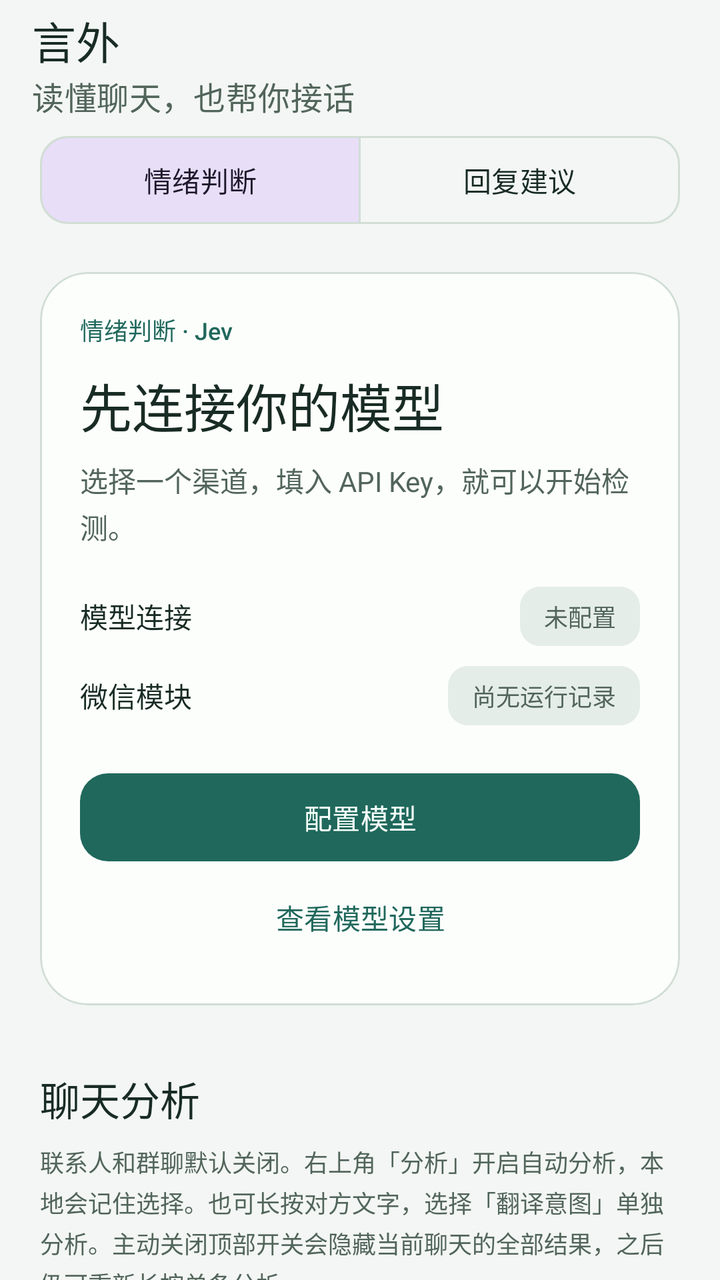
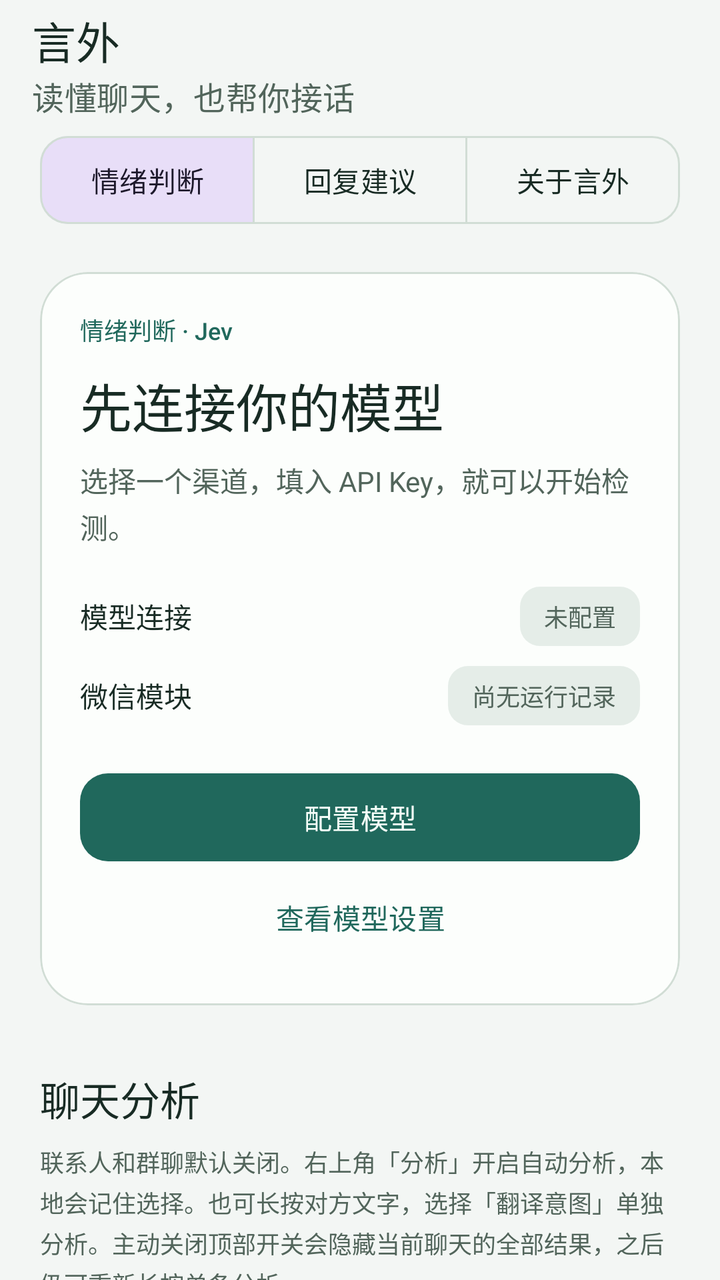

Before-and-after screenshots of an Android layout around one commit, followed by the original layout XML and the change that was made.
<!-- AndroidManifest.xml: application theme Theme.WeChatMood -->
<!-- res/layout/activity_main.xml -->
<?xml version="1.0" encoding="utf-8"?>
<LinearLayout xmlns:android="http://schemas.android.com/apk/res/android" xmlns:app="http://schemas.android.com/apk/res-auto"
    android:layout_width="match_parent" android:layout_height="match_parent"
    android:background="@color/page_background" android:orientation="vertical">
    <com.google.android.material.appbar.MaterialToolbar android:id="@+id/toolbar" android:layout_width="match_parent"
        android:layout_height="wrap_content" android:minHeight="?attr/actionBarSize"
        app:title="@string/app_name" app:subtitle="读懂聊天，也帮你接话" app:titleTextColor="@color/text_primary"
        app:subtitleTextColor="@color/text_secondary" android:background="@color/page_background" />
    <com.google.android.material.button.MaterialButtonToggleGroup android:id="@+id/modelTabs"
        android:layout_width="match_parent" android:layout_height="wrap_content"
        android:layout_marginStart="20dp" android:layout_marginEnd="20dp" android:layout_marginBottom="8dp"
        app:singleSelection="true" app:selectionRequired="true" app:checkedButton="@id/tabEmotion">
        <com.google.android.material.button.MaterialButton android:id="@+id/tabEmotion"
            style="@style/Yanwai.Button.Outline" android:layout_width="0dp" android:layout_weight="1"
            android:text="情绪判断" />
        <com.google.android.material.button.MaterialButton android:id="@+id/tabReply"
            style="@style/Yanwai.Button.Outline" android:layout_width="0dp" android:layout_weight="1"
            android:text="回复建议" />
    </com.google.android.material.button.MaterialButtonToggleGroup>
    <androidx.core.widget.NestedScrollView android:id="@+id/pageScroll"
        android:layout_width="match_parent" android:layout_height="0dp" android:layout_weight="1"
        android:fillViewport="true" android:clipToPadding="false">
        <LinearLayout android:layout_width="match_parent" android:layout_height="wrap_content"
            android:orientation="vertical" android:paddingStart="20dp" android:paddingEnd="20dp"
            android:paddingTop="12dp" android:paddingBottom="32dp">
            <LinearLayout android:id="@+id/emotionPanel" android:layout_width="match_parent"
                android:layout_height="wrap_content" android:orientation="vertical">
            <com.google.android.material.card.MaterialCardView android:id="@+id/overviewCard"
                android:layout_width="match_parent" android:layout_height="wrap_content"
                app:cardBackgroundColor="@color/panel_surface" app:cardCornerRadius="24dp"
                app:cardElevation="0dp" app:strokeWidth="1dp" app:strokeColor="@color/outline_subtle">
                <LinearLayout android:layout_width="match_parent" android:layout_height="wrap_content"
                    android:orientation="vertical" android:padding="20dp">
                    <TextView style="@style/Yanwai.Caption" android:text="情绪判断 · Jev"
                        android:textColor="@color/brand_primary" android:fontFamily="sans-serif-medium" />
                    <TextView android:id="@+id/textOverviewTitle" style="@style/Yanwai.Body"
                        android:layout_marginTop="10dp" android:textSize="26sp" android:fontFamily="sans-serif-medium"
                        android:textColor="@color/text_primary" android:accessibilityHeading="true"
                        android:accessibilityLiveRegion="polite" android:text="先连接你的模型" />
                    <TextView android:id="@+id/textOverviewDescription" style="@style/Yanwai.Body"
                        android:layout_marginTop="8dp" android:text="选择一个渠道，填入 API Key，就可以开始检测。" />
                    <LinearLayout android:layout_width="match_parent" android:layout_height="wrap_content"
                        android:orientation="horizontal" android:gravity="center_vertical" android:layout_marginTop="20dp">
                        <TextView style="@style/Yanwai.Body" android:layout_width="0dp" android:layout_weight="1"
                            android:text="模型连接" android:textColor="@color/text_primary" />
                        <TextView android:id="@+id/textModelBadge" style="@style/Yanwai.Badge" android:text="未配置" />
                    </LinearLayout>
                    <LinearLayout android:layout_width="match_parent" android:layout_height="wrap_content"
                        android:orientation="horizontal" android:gravity="center_vertical" android:layout_marginTop="10dp">
                        <TextView style="@style/Yanwai.Body" android:layout_width="0dp" android:layout_weight="1"
                            android:text="微信模块" android:textColor="@color/text_primary" />
                        <TextView android:id="@+id/textHostBadge" style="@style/Yanwai.Badge" android:text="尚无运行记录" />
                    </LinearLayout>
                    <com.google.android.material.button.MaterialButton android:id="@+id/buttonNextStep"
                        style="@style/Yanwai.Button" android:layout_marginTop="20dp" android:text="配置模型" />
                    <com.google.android.material.button.MaterialButton android:id="@+id/buttonJumpModel"
                        style="@style/Yanwai.Button.Text" android:text="查看模型设置" />
                </LinearLayout>
            </com.google.android.material.card.MaterialCardView>

            <TextView style="@style/Yanwai.Section" android:text="聊天分析" />
            <TextView style="@style/Yanwai.Caption"
                android:text="联系人和群聊默认关闭。右上角「分析」开启自动分析，本地会记住选择。也可长按对方文字，选择「翻译意图」单独分析。主动关闭顶部开关会隐藏当前聊天的全部结果，之后仍可重新长按单条分析。" />

            <TextView android:id="@+id/modelSection" style="@style/Yanwai.Section" android:text="模型连接" />
            <TextView android:id="@+id/textModelStatus" style="@style/Yanwai.Body" android:text="先选择渠道，再填写对应的 API Key。" />
            <TextView android:id="@+id/textDraftStatus" style="@style/Yanwai.Badge"
                android:layout_marginTop="12dp" android:visibility="gone" android:text="有未保存修改" />
            <com.google.android.material.textfield.TextInputLayout android:id="@+id/layoutProvider"
                style="@style/Widget.Material3.TextInputLayout.OutlinedBox.ExposedDropdownMenu"
                android:layout_width="match_parent" android:layout_height="wrap_content"
                android:layout_marginTop="16dp" android:hint="服务渠道">
                <com.google.android.material.textfield.MaterialAutoCompleteTextView android:id="@+id/inputProvider"
                    android:layout_width="match_parent" android:layout_height="wrap_content"
                    android:minHeight="56dp" android:inputType="none" android:saveEnabled="false" />
            </com.google.android.material.textfield.TextInputLayout>
            <TextView android:id="@+id/textProviderSummary" style="@style/Yanwai.Caption"
                android:layout_marginTop="8dp" android:text="预设渠道已匹配地址与模型，只需填写 Key。" />
            <com.google.android.material.textfield.TextInputLayout android:id="@+id/layoutApiBase"
                style="@style/Widget.Material3.TextInputLayout.OutlinedBox"
                android:layout_width="match_parent" android:layout_height="wrap_content"
                android:layout_marginTop="12dp" android:hint="API 地址" android:visibility="gone">
                <com.google.android.material.textfield.TextInputEditText android:id="@+id/inputApiBase"
                    android:layout_width="match_parent" android:layout_height="wrap_content"
                    android:minHeight="56dp" android:inputType="textUri" android:maxLines="3"
                    android:importantForAutofill="no" android:saveEnabled="false" />
            </com.google.android.material.textfield.TextInputLayout>
            <com.google.android.material.textfield.TextInputLayout android:id="@+id/layoutApiModel"
                style="@style/Widget.Material3.TextInputLayout.OutlinedBox"
                android:layout_width="match_parent" android:layout_height="wrap_content"
                android:layout_marginTop="12dp" android:hint="模型名" android:visibility="gone"
                app:helperText="按服务商文档填写，留空使用 jev-1.13.0。">
                <com.google.android.material.textfield.TextInputEditText android:id="@+id/inputApiModel"
                    android:layout_width="match_parent" android:layout_height="wrap_content"
                    android:minHeight="56dp" android:inputType="textVisiblePassword" android:singleLine="true"
                    android:importantForAutofill="no" android:saveEnabled="false" />
            </com.google.android.material.textfield.TextInputLayout>
            <com.google.android.material.textfield.TextInputLayout android:id="@+id/layoutApiKey"
                style="@style/Widget.Material3.TextInputLayout.OutlinedBox"
                android:layout_width="match_parent" android:layout_height="wrap_content"
                android:layout_marginTop="12dp" android:hint="API Key" app:endIconMode="password_toggle"
                app:helperText="使用当前渠道申请的 Key，仅保存在本机。">
                <com.google.android.material.textfield.TextInputEditText android:id="@+id/inputApiKey"
                    android:layout_width="match_parent" android:layout_height="wrap_content"
                    android:minHeight="56dp" android:inputType="textPassword" android:singleLine="true"
                    android:importantForAutofill="no" android:saveEnabled="false" />
            </com.google.android.material.textfield.TextInputLayout>
            <com.google.android.material.button.MaterialButton android:id="@+id/buttonProviderHelp"
                style="@style/Yanwai.Button.Text" android:text="没有 Key？查看获取方法" />
            <LinearLayout android:id="@+id/providerHelpPanel" android:layout_width="match_parent"
                android:layout_height="wrap_content" android:orientation="vertical" android:visibility="gone"
                android:background="@drawable/status_pill" android:padding="16dp">
                <TextView android:id="@+id/textProviderGuide" style="@style/Yanwai.Body" />
                <com.google.android.material.button.MaterialButton android:id="@+id/buttonGetKey"
                    style="@style/Yanwai.Button.Outline" android:layout_marginTop="12dp" android:text="前往申请 Key ↗" />
                <com.google.android.material.button.MaterialButton android:id="@+id/buttonProviderDocs"
                    style="@style/Yanwai.Button.Text" android:text="查看渠道文档 ↗" />
            </LinearLayout>
            <com.google.android.material.button.MaterialButton android:id="@+id/buttonTestModel"
                style="@style/Yanwai.Button" android:layout_marginTop="16dp" android:text="保存并检测连接" />
            <com.google.android.material.button.MaterialButton android:id="@+id/buttonSaveApi"
                style="@style/Yanwai.Button.Text" android:text="仅保存配置" />
            <com.google.android.material.progressindicator.LinearProgressIndicator android:id="@+id/progressModel"
                android:layout_width="match_parent" android:layout_height="4dp" android:indeterminate="true"
                android:visibility="gone" app:trackCornerRadius="2dp" android:contentDescription="正在检测模型连接" />
            <TextView android:id="@+id/textTestResult" style="@style/Yanwai.Body"
                android:layout_marginTop="12dp" android:padding="16dp" android:background="@drawable/status_pill"
                android:accessibilityLiveRegion="polite" android:visibility="gone" />
            <TextView style="@style/Yanwai.Caption" android:layout_marginTop="12dp"
                android:text="开启分析后，消息和相关前文将发送到所选服务。仅分析可见的对方纯文本，跳过媒体及超过 1000 字的消息，不会自动回复。" />

            </LinearLayout>
            <include android:id="@+id/replySettings" layout="@layout/reply_settings" />
            <TextView android:id="@+id/wechatSection" style="@style/Yanwai.Section" android:text="微信中的使用情况" />
            <TextView android:id="@+id/textFrameworkStatus" style="@style/Yanwai.Body" />
            <com.google.android.material.button.MaterialButton android:id="@+id/buttonSetupGuide"
                style="@style/Yanwai.Button.Text" android:layout_marginTop="8dp" android:text="首次使用 / 未生效？查看步骤" />
            <LinearLayout android:id="@+id/setupGuidePanel" android:layout_width="match_parent"
                android:layout_height="wrap_content" android:orientation="vertical" android:visibility="gone"
                android:padding="16dp" android:background="@drawable/status_pill">
                <TextView style="@style/Yanwai.Body" android:fontFamily="sans-serif-medium"
                    android:textColor="@color/text_primary" android:text="01  连接模型" />
                <TextView style="@style/Yanwai.Body" android:layout_marginTop="4dp"
                    android:text="选择渠道、填入 Key，点击「保存并检测连接」。" />
                <TextView style="@style/Yanwai.Body" android:layout_marginTop="16dp" android:fontFamily="sans-serif-medium"
                    android:textColor="@color/text_primary" android:text="02  启用微信模块" />
                <TextView style="@style/Yanwai.Body" android:layout_marginTop="4dp"
                    android:text="在 LSPosed 中启用言外，作用域勾选微信，然后彻底关闭并重新打开微信。" />
                <TextView style="@style/Yanwai.Body" android:layout_marginTop="16dp" android:fontFamily="sans-serif-medium"
                    android:textColor="@color/text_primary" android:text="03  打开一个聊天" />
                <TextView style="@style/Yanwai.Body" android:layout_marginTop="4dp"
                    android:text="打开聊天，按需开启右上角「分析」。每个聊天单独记住选择；长按开关可查看操作或导出日志。" />
                <com.google.android.material.button.MaterialButton android:id="@+id/buttonOpenWechat"
                    style="@style/Yanwai.Button.Outline" android:layout_marginTop="12dp" android:text="打开微信" />
            </LinearLayout>

            <TextView style="@style/Yanwai.Section" android:text="遇到问题" />
            <TextView style="@style/Yanwai.Body" android:text="先复现一次，再导出日志。问题自行恢复后，也可以查看之前的记录。" />
            <com.google.android.material.button.MaterialButton android:id="@+id/buttonExportLog"
                style="@style/Yanwai.Button.Outline" android:layout_marginTop="12dp" android:text="导出运行日志" />
            <com.google.android.material.button.MaterialButton android:id="@+id/buttonDebug"
                style="@style/Yanwai.Button.Text" android:text="查看详细排查信息" />
            <LinearLayout android:id="@+id/debugPanel" android:layout_width="match_parent"
                android:layout_height="wrap_content" android:orientation="vertical" android:visibility="gone">
                <TextView style="@style/Yanwai.Caption"
                    android:text="桌面页包含本应用日志和微信最近上报的记录。若未收到微信日志，请在微信内长按「分析」或「言外」入口直接导出。" />
                <com.google.android.material.materialswitch.MaterialSwitch android:id="@+id/switchExplore"
                    android:layout_width="match_parent" android:layout_height="wrap_content"
                    android:minHeight="56dp" android:text="记录微信适配信息" />
                <TextView style="@style/Yanwai.Caption" android:text="排查版本兼容问题时开启，重启微信后生效。" />
                <com.google.android.material.button.MaterialButton android:id="@+id/buttonRefreshLog"
                    style="@style/Yanwai.Button.Text" android:text="刷新状态与日志" />
                <com.google.android.material.button.MaterialButton android:id="@+id/buttonCopyLog"
                    style="@style/Yanwai.Button.Text" android:text="复制完整日志" />
                <TextView android:id="@+id/textLog" style="@style/Yanwai.Caption"
                    android:textIsSelectable="true" android:fontFamily="monospace" />
            </LinearLayout>

            <View android:layout_width="match_parent" android:layout_height="1dp"
                android:layout_marginTop="28dp" android:background="@color/outline_subtle" />
            <TextView style="@style/Yanwai.Section" android:layout_marginTop="24dp" android:text="关于与更新" />
            <TextView android:id="@+id/textUpdateStatus" style="@style/Yanwai.Caption" android:accessibilityLiveRegion="polite" />
            <com.google.android.material.button.MaterialButton android:id="@+id/buttonCheckUpdate"
                style="@style/Yanwai.Button.Text" android:text="检查更新" />
            <com.google.android.material.button.MaterialButton android:id="@+id/buttonReleasePage"
                style="@style/Yanwai.Button.Text" android:text="GitHub 发布页 ↗" />
            <TextView style="@style/Yanwai.Section" android:text="联系作者" />
            <TextView style="@style/Yanwai.Body" android:text="使用反馈或交流建议，可以添加作者微信。" />
            <ImageView android:layout_width="match_parent" android:layout_height="wrap_content"
                android:layout_marginTop="16dp" android:adjustViewBounds="true" android:maxHeight="280dp"
                android:scaleType="fitCenter" android:src="@drawable/author_wechat_qr"
                android:contentDescription="作者微信二维码，微信号 YIRC99" />
            <TextView style="@style/Yanwai.Body" android:layout_marginTop="12dp"
                android:gravity="center" android:text="作者微信：YIRC99" android:textColor="@color/text_primary"
                android:fontFamily="sans-serif-medium" android:textIsSelectable="true" />
            <com.google.android.material.button.MaterialButton android:id="@+id/buttonCopyAuthor"
                style="@style/Yanwai.Button.Text" android:text="复制作者微信号" />

            <TextView style="@style/Yanwai.Section" android:text="免费与开源" />
            <TextView style="@style/Yanwai.Badge" android:text="言外完全免费"
                android:textColor="@color/status_success" android:backgroundTint="@color/status_success_bg" />
            <TextView style="@style/Yanwai.Body" android:layout_marginTop="12dp"
                android:text="本项目不收费，没有会员或付费解锁。\n第三方模型服务可能按其规则收费，费用不属于言外。" />
            <TextView style="@style/Yanwai.Caption" android:layout_marginTop="16dp" android:text="项目开源地址" />
            <TextView style="@style/Yanwai.Body" android:layout_marginTop="4dp"
                android:text="https://github.com/YIRC99/yanwai" android:textColor="@color/brand_primary"
                android:textIsSelectable="true" />
            <com.google.android.material.button.MaterialButton android:id="@+id/buttonOpenSource"
                style="@style/Yanwai.Button.Outline" android:layout_marginTop="8dp" android:text="查看开源代码 ↗" />
            <TextView style="@style/Yanwai.Caption" android:layout_marginTop="16dp"
                android:text="理解多一种可能，不替你下结论。\n模型判断仅供参考。" android:gravity="center" />
        </LinearLayout>
    </androidx.core.widget.NestedScrollView>
</LinearLayout>
<!-- res/layout/reply_settings.xml (included above) -->
<?xml version="1.0" encoding="utf-8"?>
<LinearLayout xmlns:android="http://schemas.android.com/apk/res/android"
    xmlns:app="http://schemas.android.com/apk/res-auto"
    android:layout_width="match_parent" android:layout_height="wrap_content"
    android:orientation="vertical" android:visibility="gone">
    <com.google.android.material.card.MaterialCardView android:layout_width="match_parent"
        android:layout_height="wrap_content" app:cardBackgroundColor="@color/panel_surface"
        app:cardCornerRadius="24dp" app:cardElevation="0dp" app:strokeWidth="1dp" app:strokeColor="@color/outline_subtle">
        <LinearLayout android:layout_width="match_parent" android:layout_height="wrap_content"
            android:orientation="vertical" android:padding="20dp">
            <TextView style="@style/Yanwai.Caption" android:text="回复建议 · LLM"
                android:textColor="@color/brand_primary" android:fontFamily="sans-serif-medium" />
            <TextView style="@style/Yanwai.Body" android:text="想好这次怎么回"
                android:textSize="26sp" android:textColor="@color/text_primary" android:layout_marginTop="10dp"
                android:fontFamily="sans-serif-medium" android:accessibilityHeading="true" />
            <TextView style="@style/Yanwai.Body" android:layout_marginTop="8dp"
                android:text="在微信聊天「＋」面板点「帮我回」，结合整段聊天给出建议。关闭后重开可查看上次内容，填入后自己发送。" />
            <TextView android:id="@+id/replyStatus" style="@style/Yanwai.Badge"
                android:layout_marginTop="16dp" android:text="尚未配置" />
        </LinearLayout>
    </com.google.android.material.card.MaterialCardView>
    <TextView style="@style/Yanwai.Section" android:text="连接回复模型" />
    <TextView style="@style/Yanwai.Body" android:text="选供应商，填入 Key，再获取并选择模型。每家的配置分别保存，与情绪判断互不影响。" />
    <com.google.android.material.textfield.TextInputLayout android:id="@+id/providerLayout"
        style="@style/Widget.Material3.TextInputLayout.OutlinedBox.ExposedDropdownMenu"
        android:layout_width="match_parent" android:layout_height="wrap_content"
        android:layout_marginTop="16dp" android:hint="供应商">
        <com.google.android.material.textfield.MaterialAutoCompleteTextView android:id="@+id/provider"
            android:layout_width="match_parent" android:layout_height="wrap_content" android:minHeight="56dp"
            android:inputType="none" android:importantForAutofill="no" android:saveEnabled="false" />
    </com.google.android.material.textfield.TextInputLayout>
    <TextView android:id="@+id/providerHint" style="@style/Yanwai.Caption" android:layout_marginTop="8dp" />
    <TextView android:id="@+id/providerAddress" style="@style/Yanwai.Caption"
        android:layout_marginTop="8dp" android:textIsSelectable="true" />
    <com.google.android.material.button.MaterialButton android:id="@+id/providerConsole"
        style="@style/Yanwai.Button.Text" android:text="去官方平台获取 Key ↗" />
    <com.google.android.material.textfield.TextInputLayout android:id="@+id/endpointLayout"
        style="@style/Widget.Material3.TextInputLayout.OutlinedBox" android:layout_width="match_parent"
        android:layout_height="wrap_content" android:layout_marginTop="16dp" android:hint="API 地址"
        app:helperText="填写服务商的 Base URL（如 https://example.com/v1）或完整 /chat/completions 地址。">
        <com.google.android.material.textfield.TextInputEditText android:id="@+id/endpoint"
            android:layout_width="match_parent" android:layout_height="wrap_content" android:minHeight="56dp"
            android:inputType="textUri" android:maxLines="3" android:importantForAutofill="no" android:saveEnabled="false" />
    </com.google.android.material.textfield.TextInputLayout>
    <com.google.android.material.textfield.TextInputLayout android:id="@+id/keyLayout"
        style="@style/Widget.Material3.TextInputLayout.OutlinedBox" android:layout_width="match_parent"
        android:layout_height="wrap_content" android:layout_marginTop="16dp" android:hint="API Key"
        app:endIconMode="password_toggle" app:helperText="填写这个服务商的 Key，仅保存在本机。">
        <com.google.android.material.textfield.TextInputEditText android:id="@+id/apiKey"
            android:layout_width="match_parent" android:layout_height="wrap_content" android:minHeight="56dp"
            android:inputType="textPassword" android:singleLine="true" android:importantForAutofill="no" android:saveEnabled="false" />
    </com.google.android.material.textfield.TextInputLayout>
    <com.google.android.material.button.MaterialButton android:id="@+id/fetchModels"
        style="@style/Yanwai.Button.Outline" android:layout_marginTop="12dp" android:text="获取模型列表" />
    <TextView android:id="@+id/modelsStatus" style="@style/Yanwai.Caption"
        android:accessibilityLiveRegion="polite" android:text="填写 Key 后获取，或直接输入模型 ID。" />
    <com.google.android.material.textfield.TextInputLayout android:id="@+id/modelLayout"
        style="@style/Widget.Material3.TextInputLayout.OutlinedBox.ExposedDropdownMenu" android:layout_width="match_parent"
        android:layout_height="wrap_content" android:layout_marginTop="16dp" android:hint="选择模型 / 输入模型 ID"
        app:helperText="输入名称可筛选列表，也可手动填写。请选择支持长上下文的聊天模型。">
        <com.google.android.material.textfield.MaterialAutoCompleteTextView android:id="@+id/model"
            android:layout_width="match_parent" android:layout_height="wrap_content" android:minHeight="56dp"
            android:inputType="textVisiblePassword" android:completionThreshold="0" android:singleLine="true"
            android:importantForAutofill="no" android:saveEnabled="false" />
    </com.google.android.material.textfield.TextInputLayout>
    <com.google.android.material.button.MaterialButton android:id="@+id/referenceModels"
        style="@style/Yanwai.Button.Text" android:visibility="gone" android:text="选择官方文档中的参考模型" />
    <TextView style="@style/Yanwai.Section" android:text="由你决定何时使用" />
    <com.google.android.material.materialswitch.MaterialSwitch android:id="@+id/replyConsent"
        android:layout_width="match_parent" android:layout_height="wrap_content" android:minHeight="56dp"
        android:text="允许手动生成回复建议" android:saveEnabled="false" />
    <TextView style="@style/Yanwai.Caption" android:text="开启后，只有点「帮我回」或更新建议时，才会把当前聊天片段、发送人、时间、草稿和补充想法发送到上面配置的服务。不会自动生成或发送消息。修改此开关后需保存。" />
    <com.google.android.material.button.MaterialButton android:id="@+id/testReply"
        style="@style/Yanwai.Button" android:layout_marginTop="16dp" android:text="保存并检测回复" />
    <TextView style="@style/Yanwai.Caption" android:text="检测会发送示例聊天和完整知识资料，可能产生 API 费用，不读取微信消息。列表可见不代表一定能调用。" />
    <com.google.android.material.button.MaterialButton android:id="@+id/saveReply"
        style="@style/Yanwai.Button.Text" android:text="仅保存配置" />
    <com.google.android.material.progressindicator.LinearProgressIndicator android:id="@+id/progressReply"
        android:layout_width="match_parent" android:layout_height="4dp" android:indeterminate="true"
        android:visibility="gone" android:contentDescription="正在检测回复模型" />
    <TextView android:id="@+id/replyResult" style="@style/Yanwai.Body" android:layout_marginTop="12dp"
        android:padding="16dp" android:background="@drawable/status_pill" android:visibility="gone"
        android:accessibilityLiveRegion="polite" android:textIsSelectable="true" />
    <TextView style="@style/Yanwai.Body" android:layout_marginTop="16dp"
        android:text="生成时读取当前聊天的最近最多 100 条本机文字记录，总长最多 48,000 字符。历史不可用时仅使用页面消息并明确提示；面板可查看来源、时间及原文。图片、语音等不参与理解。" />
    <TextView style="@style/Yanwai.Section" android:text="回复逻辑来自狗头军师" />
    <TextView style="@style/Yanwai.Body" android:text="基于开源项目 goutoujunshi 的回复流程与知识资料，覆盖恋爱、暧昧、关系沟通等场景。原始知识完整随应用打包，由你配置的 LLM 生成回复，言外负责聊天上下文和交互适配。" />
    <com.google.android.material.button.MaterialButton android:id="@+id/knowledgeSource"
        style="@style/Yanwai.Button.Outline" android:layout_marginTop="12dp" android:text="了解狗头军师 ↗" />
    <TextView style="@style/Yanwai.Caption" android:layout_marginTop="8dp"
        android:text="MIT License · Copyright (c) 2026 powerycy\n知识版本：6db7354 · 模型建议仅供参考。" />
    <com.google.android.material.button.MaterialButton android:id="@+id/knowledgeLicense"
        style="@style/Yanwai.Button.Text" android:text="查看开源许可" />
</LinearLayout>
<!-- resources referenced by this layout -->
<resources>
  <color name="brand_primary">#20685C</color>
  <color name="outline_subtle">#D1DDD5</color>
  <color name="page_background">#F3F6F4</color>
  <color name="panel_surface">#FCFEFC</color>
  <color name="status_success">#1B6651</color>
  <color name="status_success_bg">#DDEFE5</color>
  <color name="text_primary">#182B24</color>
  <color name="text_secondary">#52655B</color>
  <!-- drawable status_pill (drawable) -->
  <?xml version="1.0" encoding="utf-8"?>
  <shape xmlns:android="http://schemas.android.com/apk/res/android" android:shape="rectangle">
      <solid android:color="@color/status_neutral_bg" />
      <corners android:radius="10dp" />
  </shape>
  <string name="app_name">言外</string>
  <style name="Yanwai.Badge" parent="Yanwai.Caption">
          <item name="android:layout_width">wrap_content</item>
          <item name="android:fontFamily">sans-serif-medium</item>
          <item name="android:paddingStart">12dp</item>
          <item name="android:paddingEnd">12dp</item>
          <item name="android:paddingTop">6dp</item>
          <item name="android:paddingBottom">6dp</item>
          <item name="android:background">@drawable/status_pill</item>
          <item name="android:accessibilityLiveRegion">polite</item>
      </style>
  <style name="Yanwai.Body" parent="">
          <item name="android:layout_width">match_parent</item>
          <item name="android:layout_height">wrap_content</item>
          <item name="android:textSize">14sp</item>
          <item name="android:textColor">@color/text_secondary</item>
          <item name="android:lineSpacingExtra">3dp</item>
      </style>
  <style name="Yanwai.Button" parent="Widget.Material3.Button">
          <item name="android:layout_width">match_parent</item>
          <item name="android:layout_height">wrap_content</item>
          <item name="android:minHeight">52dp</item>
          <item name="cornerRadius">14dp</item>
          <item name="android:textSize">14sp</item>
          <item name="android:textAllCaps">false</item>
      </style>
  <style name="Yanwai.Button.Outline" parent="Widget.Material3.Button.OutlinedButton">
          <item name="android:layout_width">match_parent</item>
          <item name="android:layout_height">wrap_content</item>
          <item name="android:minHeight">52dp</item>
          <item name="cornerRadius">14dp</item>
          <item name="android:textAllCaps">false</item>
      </style>
  <style name="Yanwai.Button.Text" parent="Widget.Material3.Button.TextButton">
          <item name="android:layout_width">match_parent</item>
          <item name="android:layout_height">wrap_content</item>
          <item name="android:minHeight">48dp</item>
          <item name="android:textAllCaps">false</item>
      </style>
  <style name="Yanwai.Caption" parent="Yanwai.Body">
          <item name="android:textSize">12sp</item>
      </style>
  <style name="Yanwai.Section" parent="Yanwai.Body">
          <item name="android:textSize">20sp</item>
          <item name="android:fontFamily">sans-serif-medium</item>
          <item name="android:textColor">@color/text_primary</item>
          <item name="android:layout_marginTop">32dp</item>
          <item name="android:layout_marginBottom">8dp</item>
          <item name="android:accessibilityHeading">true</item>
      </style>
  <color name="status_neutral_bg">#E5EDE8</color>
  <color name="brand_on_primary">#F5FFF9</color>
  <color name="status_error">#9B3336</color>
  <color name="status_error_bg">#F8E3E2</color>
  <!-- unchanged entries left out for length: 2 -->
</resources>

<!-- the commit's change to res/layout/activity_main.xml (unified diff, before → after) -->
@@ -12,10 +12,16 @@
         app:singleSelection="true" app:selectionRequired="true" app:checkedButton="@id/tabEmotion">
         <com.google.android.material.button.MaterialButton android:id="@+id/tabEmotion"
             style="@style/Yanwai.Button.Outline" android:layout_width="0dp" android:layout_weight="1"
+            android:minWidth="0dp" android:paddingStart="8dp" android:paddingEnd="8dp"
             android:text="情绪判断" />
         <com.google.android.material.button.MaterialButton android:id="@+id/tabReply"
             style="@style/Yanwai.Button.Outline" android:layout_width="0dp" android:layout_weight="1"
+            android:minWidth="0dp" android:paddingStart="8dp" android:paddingEnd="8dp"
             android:text="回复建议" />
+        <com.google.android.material.button.MaterialButton android:id="@+id/tabAbout"
+            style="@style/Yanwai.Button.Outline" android:layout_width="0dp" android:layout_weight="1"
+            android:minWidth="0dp" android:paddingStart="8dp" android:paddingEnd="8dp"
+            android:text="关于言外" />
     </com.google.android.material.button.MaterialButtonToggleGroup>
     <androidx.core.widget.NestedScrollView android:id="@+id/pageScroll"
         android:layout_width="match_parent" android:layout_height="0dp" android:layout_weight="1"
@@ -131,6 +137,8 @@
 
             </LinearLayout>
             <include android:id="@+id/replySettings" layout="@layout/reply_settings" />
+            <LinearLayout android:id="@+id/wechatPanel" android:layout_width="match_parent"
+                android:layout_height="wrap_content" android:orientation="vertical">
             <TextView android:id="@+id/wechatSection" style="@style/Yanwai.Section" android:text="微信中的使用情况" />
             <TextView android:id="@+id/textFrameworkStatus" style="@style/Yanwai.Body" />
             <com.google.android.material.button.MaterialButton android:id="@+id/buttonSetupGuide"
@@ -153,8 +161,11 @@
                 <com.google.android.material.button.MaterialButton android:id="@+id/buttonOpenWechat"
                     style="@style/Yanwai.Button.Outline" android:layout_marginTop="12dp" android:text="打开微信" />
             </LinearLayout>
-
-            <TextView style="@style/Yanwai.Section" android:text="遇到问题" />
+            </LinearLayout>
+
+            <LinearLayout android:id="@+id/aboutPanel" android:layout_width="match_parent"
+                android:layout_height="wrap_content" android:orientation="vertical" android:visibility="gone">
+            <TextView style="@style/Yanwai.Section" android:layout_marginTop="0dp" android:text="遇到问题" />
             <TextView style="@style/Yanwai.Body" android:text="先复现一次，再导出日志。问题自行恢复后，也可以查看之前的记录。" />
             <com.google.android.material.button.MaterialButton android:id="@+id/buttonExportLog"
                 style="@style/Yanwai.Button.Outline" android:layout_marginTop="12dp" android:text="导出运行日志" />
@@ -178,7 +189,7 @@
 
             <View android:layout_width="match_parent" android:layout_height="1dp"
                 android:layout_marginTop="28dp" android:background="@color/outline_subtle" />
-            <TextView style="@style/Yanwai.Section" android:layout_marginTop="24dp" android:text="关于与更新" />
+            <TextView style="@style/Yanwai.Section" android:layout_marginTop="24dp" android:text="版本与更新" />
             <TextView android:id="@+id/textUpdateStatus" style="@style/Yanwai.Caption" android:accessibilityLiveRegion="polite" />
             <com.google.android.material.button.MaterialButton android:id="@+id/buttonCheckUpdate"
                 style="@style/Yanwai.Button.Text" android:text="检查更新" />
@@ -209,6 +220,7 @@
                 style="@style/Yanwai.Button.Outline" android:layout_marginTop="8dp" android:text="查看开源代码 ↗" />
             <TextView style="@style/Yanwai.Caption" android:layout_marginTop="16dp"
                 android:text="理解多一种可能，不替你下结论。\n模型判断仅供参考。" android:gravity="center" />
+            </LinearLayout>
         </LinearLayout>
     </androidx.core.widget.NestedScrollView>
 </LinearLayout>
